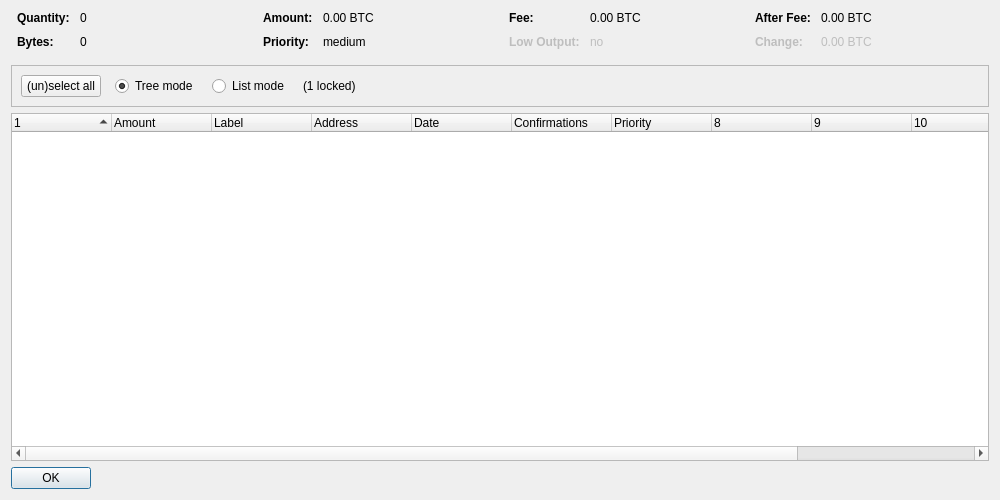
Before: the Qt Designer form src/qt/forms/coincontroldialog.ui in unitusdev/unitus, drawn with Qt 5.
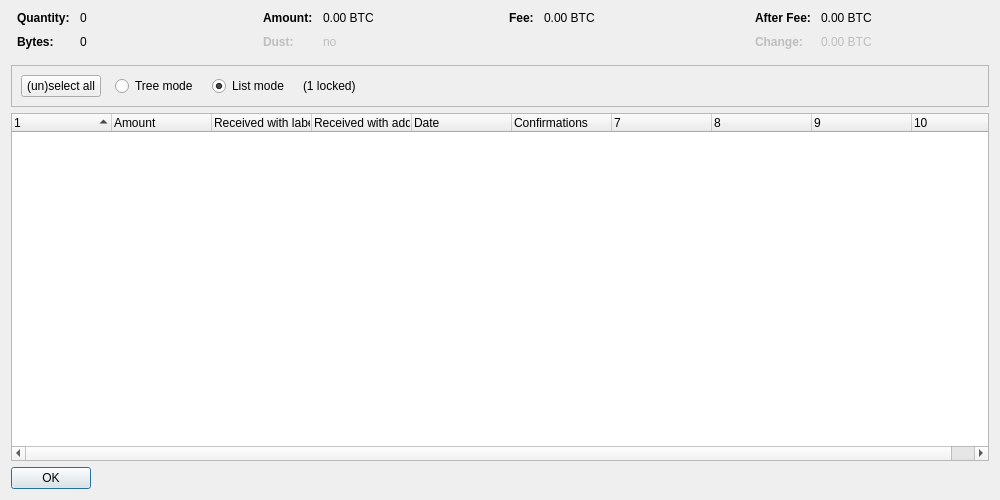
After: the same form once the commit is applied. Custom widgets are drawn as their Qt base class.

What changed in the file:
```diff
--- a/src/qt/forms/coincontroldialog.ui
+++ b/src/qt/forms/coincontroldialog.ui
@@ -140,7 +140,10 @@
         </widget>
        </item>
        <item row="1" column="0">
-        <widget class="QLabel" name="labelCoinControlPriorityText">
+        <widget class="QLabel" name="labelCoinControlLowOutputText">
+         <property name="enabled">
+          <bool>false</bool>
+         </property>
          <property name="font">
           <font>
            <weight>75</weight>
@@ -148,12 +151,15 @@
           </font>
          </property>
          <property name="text">
-          <string>Priority:</string>
+          <string>Dust:</string>
          </property>
         </widget>
        </item>
        <item row="1" column="1">
-        <widget class="QLabel" name="labelCoinControlPriority">
+        <widget class="QLabel" name="labelCoinControlLowOutput">
+         <property name="enabled">
+          <bool>false</bool>
+         </property>
          <property name="cursor">
           <cursorShape>IBeamCursor</cursorShape>
          </property>
@@ -161,7 +167,7 @@
           <enum>Qt::ActionsContextMenu</enum>
          </property>
          <property name="text">
-          <string notr="true">medium</string>
+          <string notr="true">no</string>
          </property>
          <property name="textInteractionFlags">
           <set>Qt::LinksAccessibleByMouse|Qt::TextSelectableByKeyboard|Qt::TextSelectableByMouse</set>
@@ -213,41 +219,6 @@
          </property>
         </widget>
        </item>
-       <item row="1" column="0">
-        <widget class="QLabel" name="labelCoinControlLowOutputText">
-         <property name="enabled">
-          <bool>false</bool>
-         </property>
-         <property name="font">
-          <font>
-           <weight>75</weight>
-           <bold>true</bold>
-          </font>
-         </property>
-         <property name="text">
-          <string>Low Output:</string>
-         </property>
-        </widget>
-       </item>
-       <item row="1" column="1">
-        <widget class="QLabel" name="labelCoinControlLowOutput">
-         <property name="enabled">
-          <bool>false</bool>
-         </property>
-         <property name="cursor">
-          <cursorShape>IBeamCursor</cursorShape>
-         </property>
-         <property name="contextMenuPolicy">
-          <enum>Qt::ActionsContextMenu</enum>
-         </property>
-         <property name="text">
-          <string notr="true">no</string>
-         </property>
-         <property name="textInteractionFlags">
-          <set>Qt::LinksAccessibleByMouse|Qt::TextSelectableByKeyboard|Qt::TextSelectableByMouse</set>
-         </property>
-        </widget>
-       </item>
       </layout>
      </item>
      <item>
@@ -376,9 +347,6 @@
           <property name="text">
            <string>Tree mode</string>
           </property>
-          <property name="checked">
-           <bool>true</bool>
-          </property>
          </widget>
         </item>
         <item>
@@ -392,6 +360,9 @@
           <property name="text">
            <string>List mode</string>
           </property>
+          <property name="checked">
+           <bool>true</bool>
+          </property>
          </widget>
         </item>
         <item>
@@ -428,7 +399,7 @@
       <bool>false</bool>
      </property>
      <property name="columnCount">
-      <number>12</number>
+      <number>10</number>
      </property>
      <attribute name="headerShowSortIndicator" stdset="0">
       <bool>true</bool>
@@ -448,12 +419,12 @@
      </column>
      <column>
       <property name="text">
-       <string notr="true">Label</string>
+       <string>Received with label</string>
       </property>
      </column>
      <column>
       <property name="text">
-       <string>Address</string>
+       <string>Received with address</string>
       </property>
      </column>
      <column>
@@ -469,16 +440,6 @@
        <string>Confirmed</string>
       </property>
      </column>
-     <column>
-      <property name="text">
-       <string>Priority</string>
-      </property>
-     </column>
-     <column>
-      <property name="text">
-       <string/>
-      </property>
-     </column>
      <column>
       <property name="text">
        <string/>
```
Left out of the diff: 5 changed lines with no effect on the pictures.
